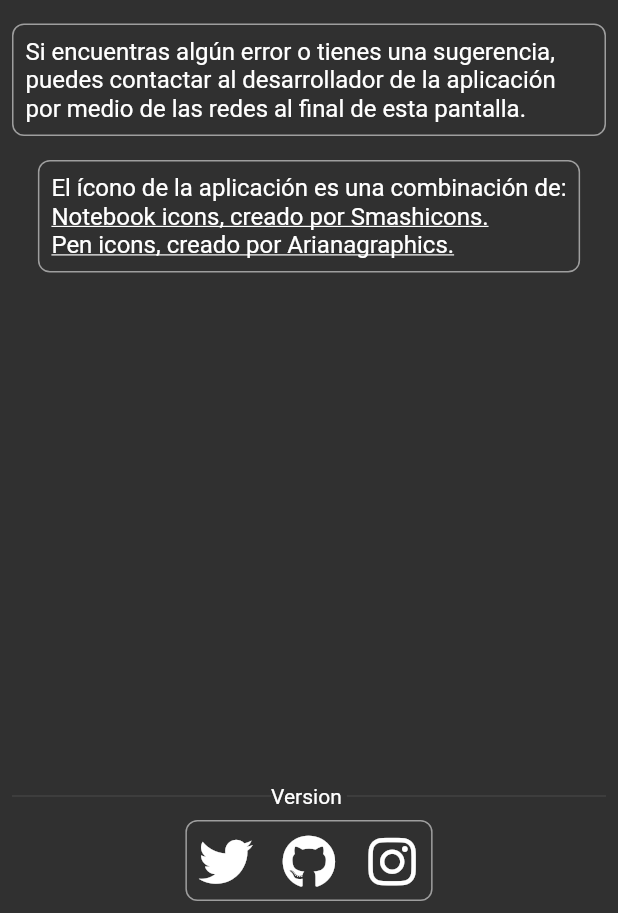
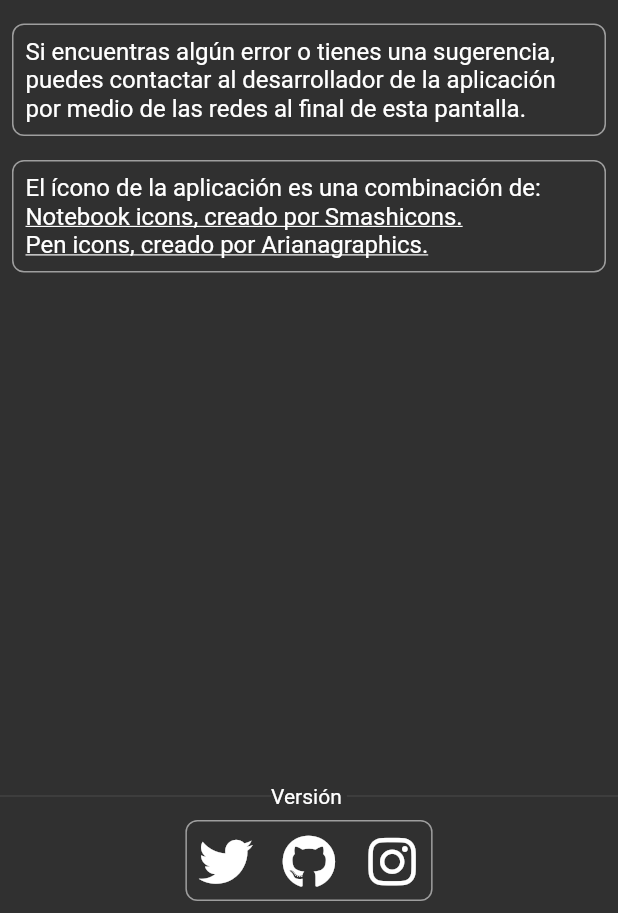
Before and after one commit to saulprl/moody_notes, a Flutter app: the AboutScreen screen opened directly with empty values, on a phone screen of 412 x 824 dp, the part 323-1236 px from its top. Run offline on Flutter 3.47's test engine with Material 2 defaults, Android fonts, the phone set to English and light mode, and no system bars; our stand-ins replace fluttertoast, font_awesome_flutter, package_info_plus, shared_preferences, sqflite, table_calendar; accounts and stored records are empty.

Commit message:
Set a bottomSheet for social links and wrapped body in a scroll view

```diff
--- a/lib/screens/about_screen.dart
+++ b/lib/screens/about_screen.dart
@@ -41,9 +41,11 @@ class AboutScreen extends StatelessWidget {
         backgroundColor: Theme.of(context).colorScheme.primary,
       ),
       // drawer: const MoodyDrawer(),
-      body: Padding(
+      body: SingleChildScrollView(
+        child: Padding(
           padding: const EdgeInsets.all(8.0),
           child: Column(
+            crossAxisAlignment: CrossAxisAlignment.stretch,
             children: [
               Container(
                 padding: const EdgeInsets.all(8.0),
@@ -115,16 +117,17 @@ class AboutScreen extends StatelessWidget {
                   borderRadius: BorderRadius.circular(8.0),
                 ),
               ),
-            Expanded(
-              child: Align(
-                alignment: FractionalOffset.bottomCenter,
-                child: Column(
-                  mainAxisAlignment: MainAxisAlignment.end,
+            ],
+          ),
+        ),
+      ),
+      bottomNavigationBar: Column(
+        mainAxisSize: MainAxisSize.min,
         children: [
           Row(
             children: [
               const Expanded(child: Divider()),
-                        Text('Version $version'),
+              Text('Versión $version'),
               const Expanded(child: Divider()),
             ],
           ),
@@ -136,22 +139,19 @@ class AboutScreen extends StatelessWidget {
               mainAxisAlignment: MainAxisAlignment.spaceBetween,
               children: [
                 GestureDetector(
-                            child: const Icon(FontAwesomeIcons.twitter,
-                                size: 36.0),
-                            onTap: () => _launchUrl(
-                                'https://twitter.com/saulpxrl', context),
+                  child: const Icon(FontAwesomeIcons.twitter, size: 36.0),
+                  onTap: () =>
+                      _launchUrl('https://twitter.com/saulpxrl', context),
                 ),
                 GestureDetector(
-                            child:
-                                const Icon(FontAwesomeIcons.github, size: 36.0),
-                            onTap: () => _launchUrl(
-                                'https://github.com/saulprl', context),
+                  child: const Icon(FontAwesomeIcons.github, size: 36.0),
+                  onTap: () =>
+                      _launchUrl('https://github.com/saulprl', context),
                 ),
                 GestureDetector(
-                            child: const Icon(FontAwesomeIcons.instagram,
-                                size: 36.0),
-                            onTap: () => _launchUrl(
-                                'https://instagram.com/saulprl', context),
+                  child: const Icon(FontAwesomeIcons.instagram, size: 36.0),
+                  onTap: () =>
+                      _launchUrl('https://instagram.com/saulprl', context),
                 ),
               ],
             ),
@@ -160,21 +160,8 @@ class AboutScreen extends StatelessWidget {
               borderRadius: BorderRadius.circular(8.0),
             ),
           ),
+          const SizedBox(height: 8.0),
         ],
-                ),
-              ),
-            ),
-            // Column(
-            //   mainAxisAlignment: MainAxisAlignment.end,
-            //   children: [
-            //     Row(
-            //       mainAxisAlignment: MainAxisAlignment.center,
-            //       Container()
-            //     )
-            //   ]
-            // ),
-          ],
-        ),
       ),
     );
   }
```
Lines whose indentation alone changed are shown as unchanged.
